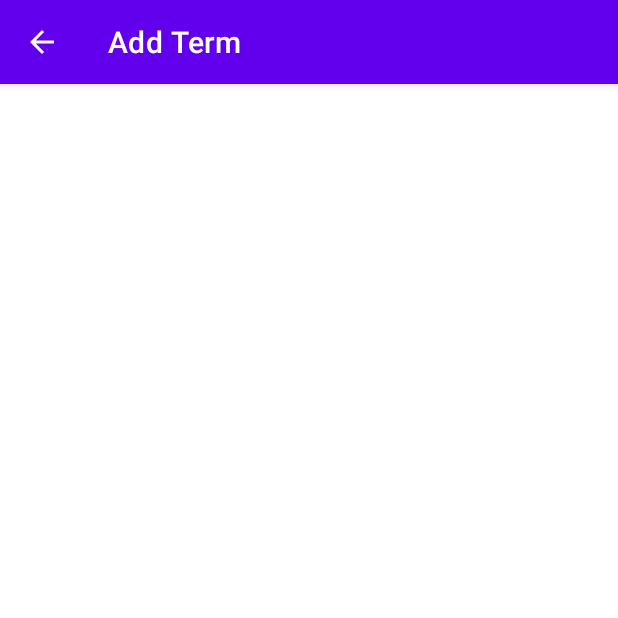
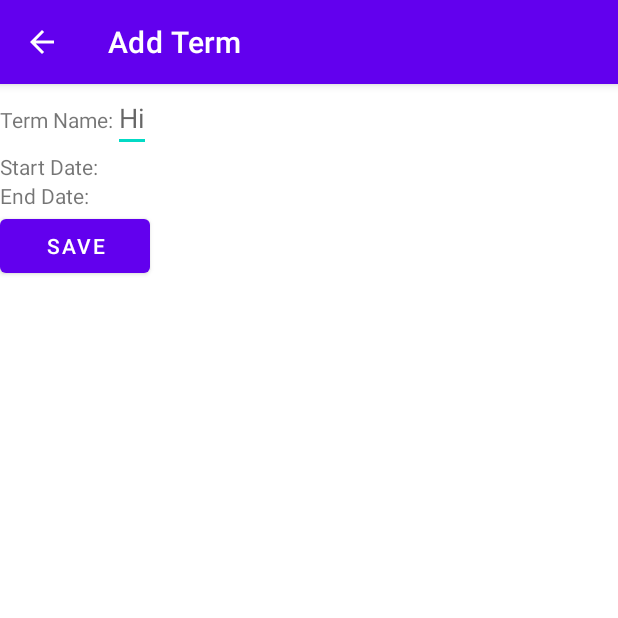
Before and after one commit to theandrewjames/C196, an Android app: the AddTerm screen opened directly, with no data from a screen before it, on a phone screen of 412 x 824 dp, the top half of it. Run offline under Robolectric (Android 15) with nearby library versions, the phone set to English and light mode, and no system bars.

Commit message:
UI created in add/edit terms page

```diff
--- a/app/src/main/java/com/example/c196/UI/TermAdapter.java
+++ b/app/src/main/java/com/example/c196/UI/TermAdapter.java
@@ -26,11 +26,12 @@ public class TermAdapter extends RecyclerView.Adapter<TermAdapter.TermViewHolder
                 public void onClick(View view) {
                     int position=getAdapterPosition();
                     final Terms current=mTerms.get(position);
-                    Intent intent = new Intent(context, CourseList.class);
+                    Intent intent = new Intent(context, AddTerm.class);
                     intent.putExtra("id", current.getTermId());
                     intent.putExtra("title", current.getTermName());
                     intent.putExtra("start", current.getStartDate());
                     intent.putExtra("end", current.getEndDate());
+                    context.startActivity(intent);
                 }
             });
         }
--- a/app/src/main/res/layout/activity_add_term.xml
+++ b/app/src/main/res/layout/activity_add_term.xml
@@ -6,4 +6,80 @@
     android:layout_height="match_parent"
     tools:context=".UI.AddTerm">
 
+    <LinearLayout
+        android:layout_width="match_parent"
+        android:layout_height="wrap_content"
+        android:orientation="vertical">
+        <LinearLayout
+            android:layout_width="match_parent"
+            android:layout_height="wrap_content"
+            android:orientation="horizontal">
+            <TextView
+                android:id="@+id/textViewTermName"
+                android:layout_width="wrap_content"
+                android:layout_height="wrap_content"
+                android:text="Term Name:"
+                tools:layout_editor_absoluteX="37dp"
+                tools:layout_editor_absoluteY="82dp" />
+
+            <EditText
+                android:layout_width="wrap_content"
+                android:layout_height="wrap_content"
+                android:hint="Hi"
+                tools:layout_editor_absoluteX="130dp"
+                tools:layout_editor_absoluteY="68dp" />
+
+        </LinearLayout>
+        <LinearLayout
+            android:layout_width="wrap_content"
+            android:layout_height="wrap_content"
+            android:orientation="horizontal">
+            <TextView
+                android:id="@+id/textView3"
+                android:layout_width="match_parent"
+                android:layout_height="wrap_content"
+                android:text="Start Date:"
+                tools:layout_editor_absoluteX="31dp"
+                tools:layout_editor_absoluteY="71dp" />
+
+
+        </LinearLayout>
+        <LinearLayout
+            android:layout_width="match_parent"
+            android:layout_height="wrap_content"
+            android:orientation="horizontal">
+            <TextView
+                android:id="@+id/textView4"
+                android:layout_width="wrap_content"
+                android:layout_height="wrap_content"
+                android:text="End Date:"
+                tools:layout_editor_absoluteX="42dp"
+                tools:layout_editor_absoluteY="157dp" />
+
+        </LinearLayout>
+        <LinearLayout
+            android:layout_width="match_parent"
+            android:layout_height="wrap_content"
+            android:orientation="horizontal">
+
+            <Button
+                android:layout_width="100dp"
+                android:layout_height="wrap_content"
+                android:text="Save"></Button>
+        </LinearLayout>
+
+    </LinearLayout>
+
+
+
+
+
+
+
+
+
+
+
+
+
 </androidx.constraintlayout.widget.ConstraintLayout>
```
